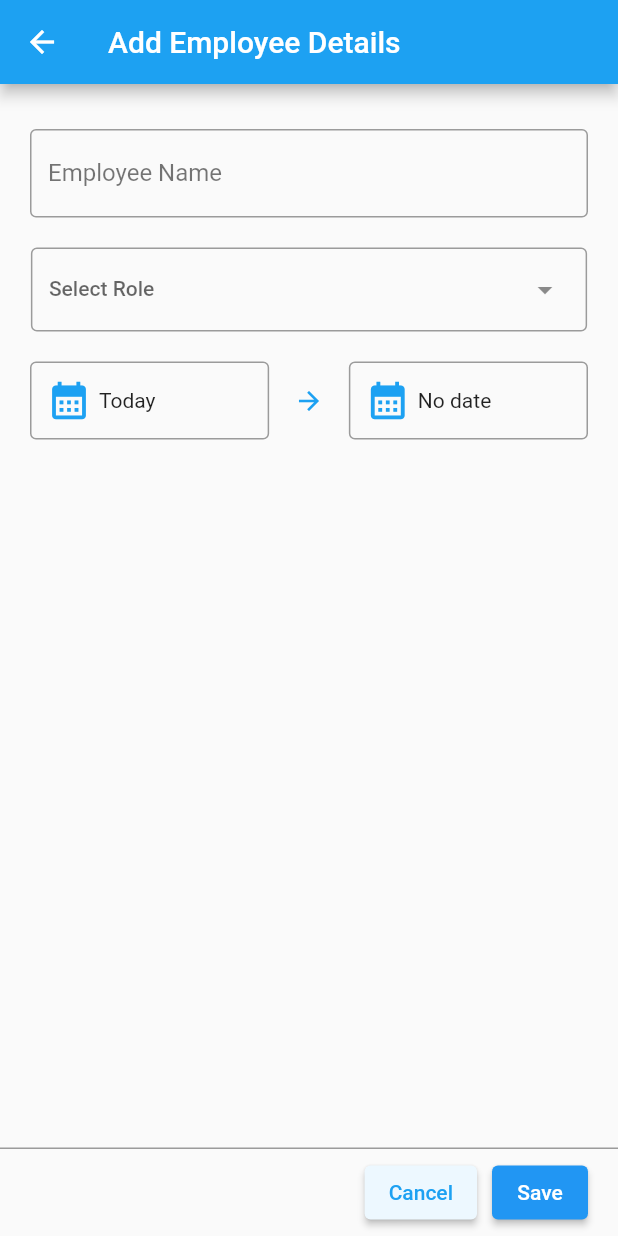
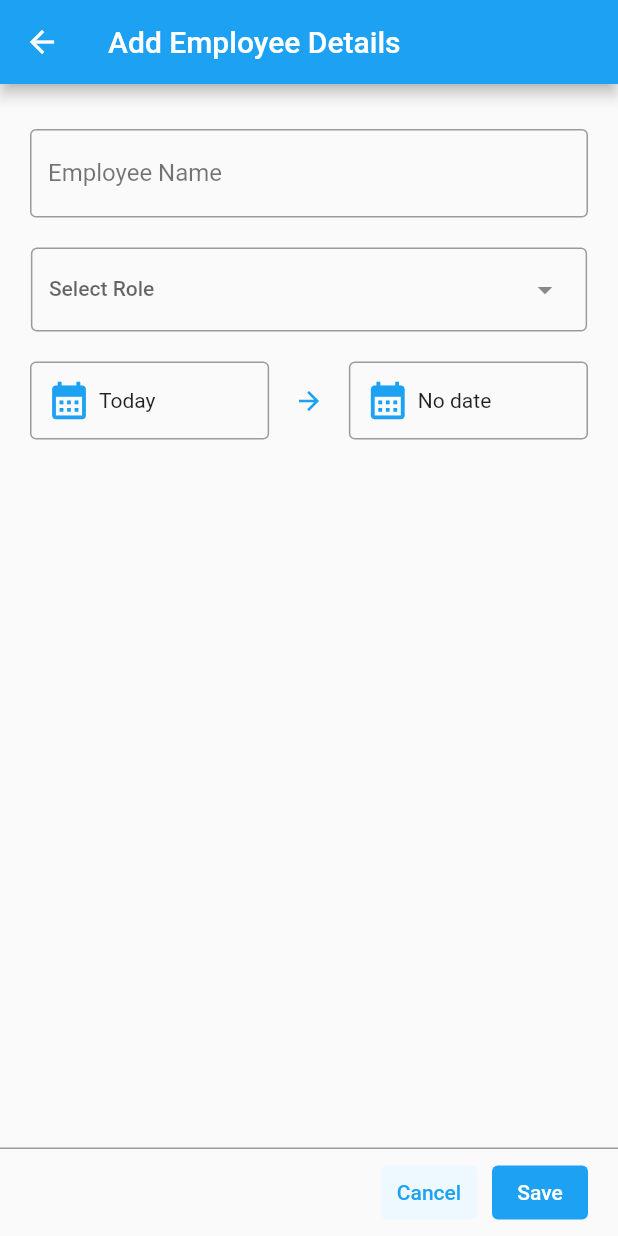
Before and after one commit to anant-kannaik/employee-tracker, a Flutter app: the AddEmployeeDetailsScreen screen opened by its route, on a phone screen of 412 x 824 dp. Run offline on Flutter 3.47's test engine with Material 2 defaults, Android fonts, the light colour scheme and no system bars.

Commit message:
Code cheanup

```diff
--- a/employee_tracker/lib/screens/add_employee_details/add_employee_details_screen.dart
+++ b/employee_tracker/lib/screens/add_employee_details/add_employee_details_screen.dart
@@ -161,7 +161,7 @@ class _AddEmployeeDetailsScreenState extends State<AddEmployeeDetailsScreen> {
                     child: Row(
                       children: [
                         const Expanded(child: SizedBox()),
-                        ElevatedButton(
+                        TextButton(
                           style: ButtonStyle(
                             foregroundColor: MaterialStateProperty.all<Color>(
                                 AppColors.primaryColor),
@@ -172,7 +172,13 @@ class _AddEmployeeDetailsScreenState extends State<AddEmployeeDetailsScreen> {
                           child: const Text(cancelButtonText),
                         ),
                         const SizedBox(width: 10.0),
-                        ElevatedButton(
+                        TextButton(
+                          style: ButtonStyle(
+                            foregroundColor:
+                                MaterialStateProperty.all<Color>(Colors.white),
+                            backgroundColor: MaterialStateProperty.all<Color>(
+                                AppColors.primaryColor),
+                          ),
                           onPressed: () {},
                           child: const Text(saveButtonText),
                         )
--- a/employee_tracker/lib/utils/constants.dart
+++ b/employee_tracker/lib/utils/constants.dart
@@ -17,7 +17,7 @@ const noDateHintText = 'No date';
 const cancelButtonText = 'Cancel';
 const saveButtonText = 'Save';
 
-List<String> roleTypes = [
+const List<String> roleTypes = [
   'Product Designer',
   'Flutter Developer',
   'QA Tester',
```
